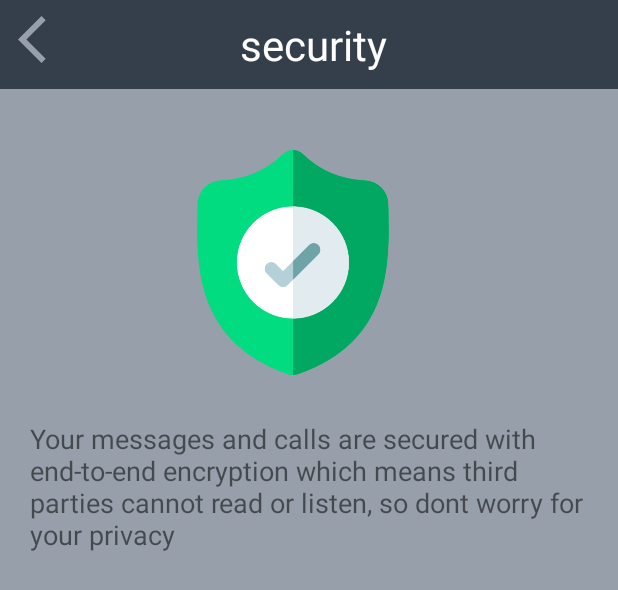
After one commit to zakia-kia/ChitChatApp, an Android app: the layout security_item.xml on its own in the app's theme, with its tools: preview values and no code run, on a phone screen of 412 x 824 dp. The commit adds this screen. Shown: the top 590 px of the screen. Run offline under Robolectric (Android 15) with nearby library versions, the phone set to English and light mode, and no system bars.

Commit message:
change 3

```diff
--- a/app/src/main/AndroidManifest.xml
+++ b/app/src/main/AndroidManifest.xml
@@ -9,7 +9,8 @@
         android:roundIcon="@mipmap/ic_launcher_round"
         android:supportsRtl="true"
         android:theme="@style/AppTheme">
-        <activity android:name=".RegisterActivity"></activity>
+        <activity android:name=".HelpingActivity"></activity>
+        <activity android:name=".RegisterActivity" />
         <activity android:name=".WelcomeActivity" />
         <activity android:name=".LoginActivity" />
         <activity android:name=".MainActivity">
--- /dev/null
+++ b/app/src/main/res/layout/security_item.xml
@@ -0,0 +1,48 @@
+<?xml version="1.0" encoding="utf-8"?>
+<RelativeLayout
+    xmlns:android="http://schemas.android.com/apk/res/android"
+    android:layout_width="match_parent"
+    android:background="@color/colorGreyLight"
+    android:layout_height="match_parent">
+    <LinearLayout
+        android:id="@+id/ll_tapBar_security"
+        android:layout_width="match_parent"
+        android:layout_height="@dimen/_59dp"
+        android:orientation="horizontal"
+        android:background="@color/colorBlueDark">
+
+        <ImageView
+            android:id="@+id/iv_back_security"
+            android:layout_width="38dp"
+            android:layout_height="38dp"
+            android:layout_marginStart="12dp"
+            android:layout_marginTop="7dp"
+            android:src="@drawable/back_arrow"/>
+
+        <TextView
+            android:layout_width="wrap_content"
+            android:layout_height="wrap_content"
+            android:text="@string/text_security"
+            android:textSize="28sp"
+            android:textColor="@android:color/white"
+            android:layout_marginStart="110dp"
+            android:layout_gravity="center" />
+    </LinearLayout>
+
+    <ImageView
+        android:id="@+id/iv_security"
+        android:layout_width="150dp"
+        android:layout_height="150dp"
+        android:layout_marginTop="100dp"
+        android:layout_marginStart="120dp"
+        android:src="@drawable/security"/>
+    <TextView
+        android:layout_width="match_parent"
+        android:layout_height="wrap_content"
+        android:text="@string/text_security_warning"
+        android:layout_below="@id/iv_security"
+        android:layout_marginTop="10dp"
+        android:padding="20dp"
+        android:textSize="18sp"/>
+
+</RelativeLayout>
--- a/app/src/main/res/values/strings.xml
+++ b/app/src/main/res/values/strings.xml
@@ -13,4 +13,8 @@
     <string name="text_con_google">Continue with Google</string>
     <string name="text_register">Register</string>
     <string name="Hello">Hello</string>
+    <string name="text_security">security</string>
+    <string name="text_security_warning">Your messages and calls are secured with end-to-end encryption  which means third parties cannot read or listen,  so dont worry for your privacy</string>
+    <string name="text_about">About</string>
+    <string name="textabout">" This is the chat application of this application you can chat with friends, family, or other people remotely before this you can add numbers that you need to start chatting, simple right ? Thank you to all of you"</string>
 </resources>
```
Also changed, not shown: app/src/main/java/com/zakia/idn/chitchatapp/HelpingActivity.kt (added, +11 -0 lines), app/src/main/res/layout/about_item.xml (added, +49 -0 lines), app/src/main/res/layout/activity_helping.xml (added, +9 -0 lines), app/src/main/res/drawable/about.png (added), app/src/main/res/drawable/security.png (added).
